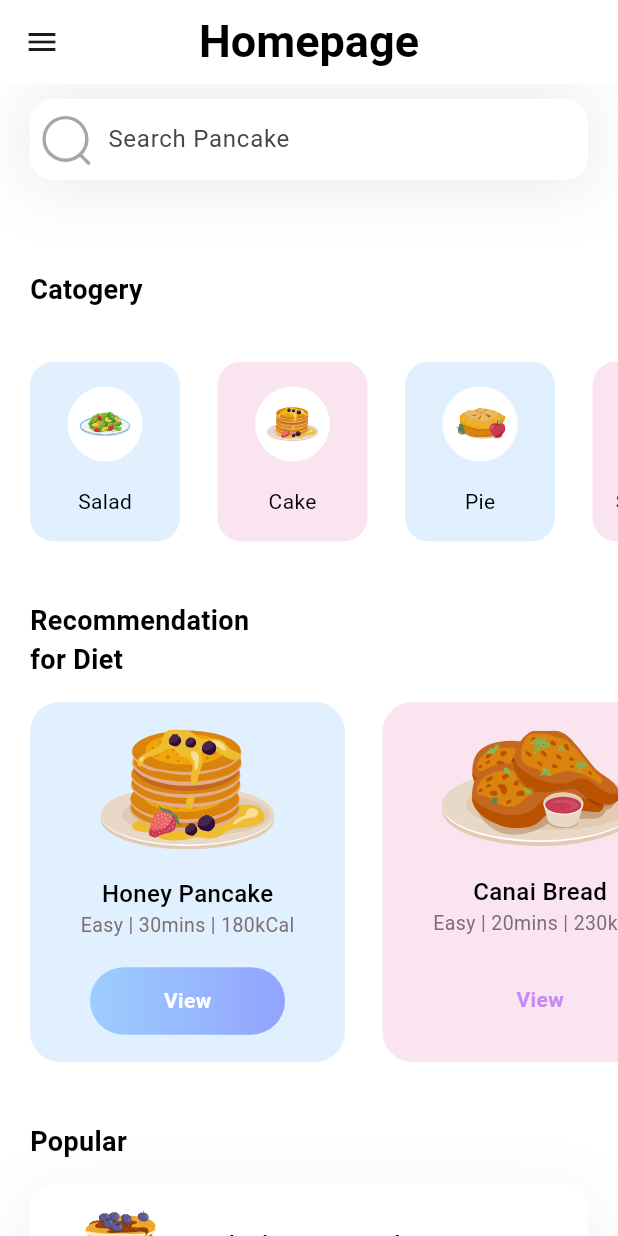
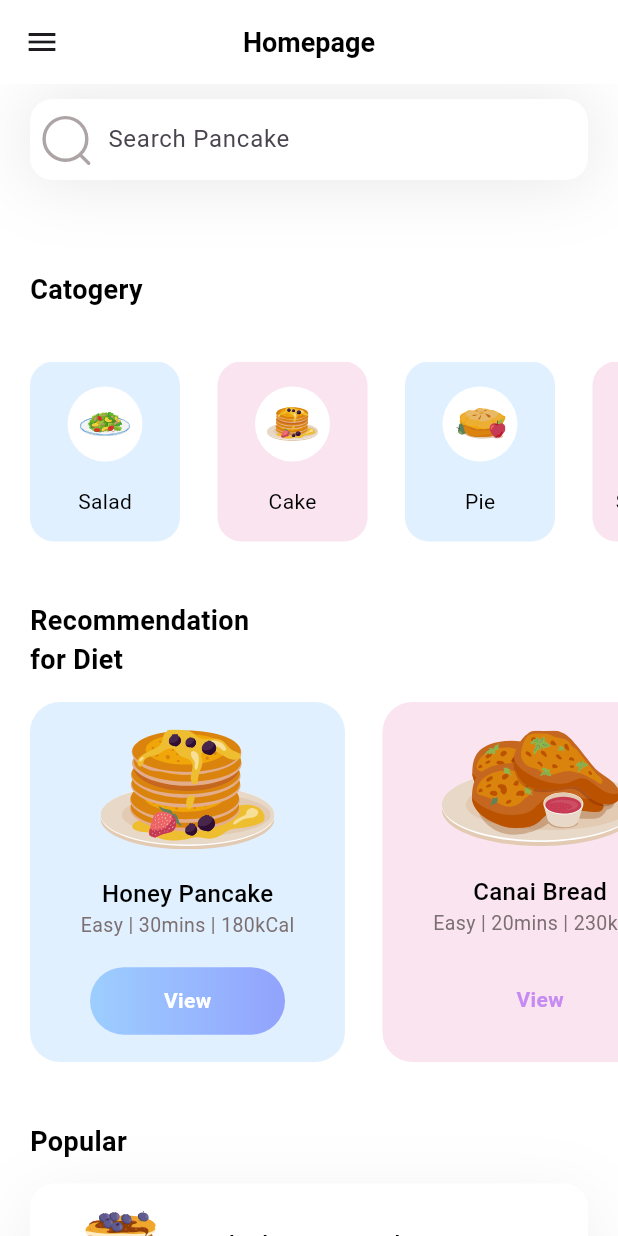
Before and after one commit to ikmal3499/FlutterProject, a Flutter app: the screen it shows after launch, on a phone screen of 412 x 824 dp. Run offline on Flutter 3.47's test engine with Material 3 defaults, Android fonts, the phone set to English and light mode, and no system bars; our stand-ins replace flutter_svg.

Commit message:
'updated'

```diff
--- a/lib/Pages/home.dart
+++ b/lib/Pages/home.dart
@@ -1,5 +1,6 @@
 
 import 'package:flutter/material.dart';
+import 'package:flutter_application_1/Pages/saladPage.dart';
 import 'package:flutter_application_1/modals/category_models.dart';
 import 'package:flutter_application_1/modals/diet_model.dart';
 import 'package:flutter_application_1/modals/popular_model.dart';
@@ -329,7 +330,17 @@ Column _dietSection() {
                 ),
                 separatorBuilder: (context, index) => SizedBox(width: 25),
                 itemBuilder: (context, index){
-                  return Container(
+                  return GestureDetector(
+                    onTap: (){
+                      Navigator.push(context,
+                      MaterialPageRoute(builder: (context) => SaladPage(
+                        categoryName: filteredCategories[index].name
+                        )
+                      )
+                    );
+                  },
+
+                  child: Container(
                     width: 100,
                     decoration: BoxDecoration(
                       color: categories[index].boxColor.withOpacity(0.3),
@@ -360,7 +371,7 @@ Column _dietSection() {
                         )
                       ],
                     ),
-                  );
+                  ));
                 },
               ),
             )
@@ -405,32 +416,13 @@ Column _dietSection() {
           'Homepage',
           style: TextStyle(
             color: Colors.black,
-            fontSize: 30,
+            fontSize: 18,
             fontWeight: FontWeight.bold
           ),
           ),
         centerTitle: true,
         elevation: 0.0,
         backgroundColor: Colors.white,
-
-        // leading: GestureDetector(
-        //   onTap: (){
-
-        //   },
-        //   child: Container(
-        //     margin: EdgeInsets.all(10),
-        //     alignment: Alignment.center,
-        //     decoration: BoxDecoration(
-        //       color: const Color.fromARGB(255, 255, 255, 255),
-        //       borderRadius: BorderRadius.circular(10)
-        //     ),
-        //     child: SvgPicture.asset(
-        //       'assets/icons/Arrow - Left 2.svg',
-        //       height: 20,
-        //       width: 20,
-        //       ),
-        //   ),
-        // ),
     );
   }
 }
--- a/lib/main.dart
+++ b/lib/main.dart
@@ -21,6 +21,7 @@ class MyApp extends StatelessWidget {
         '/homePage': (context) => HomePage(),
         '/firstPage': (context) => Firstpage(),
         '/settingPage': (context) => Settingspage()
+
       },
     );
   }
```
Also changed, not shown: lib/Pages/saladPage.dart (added, +16 -0 lines).
